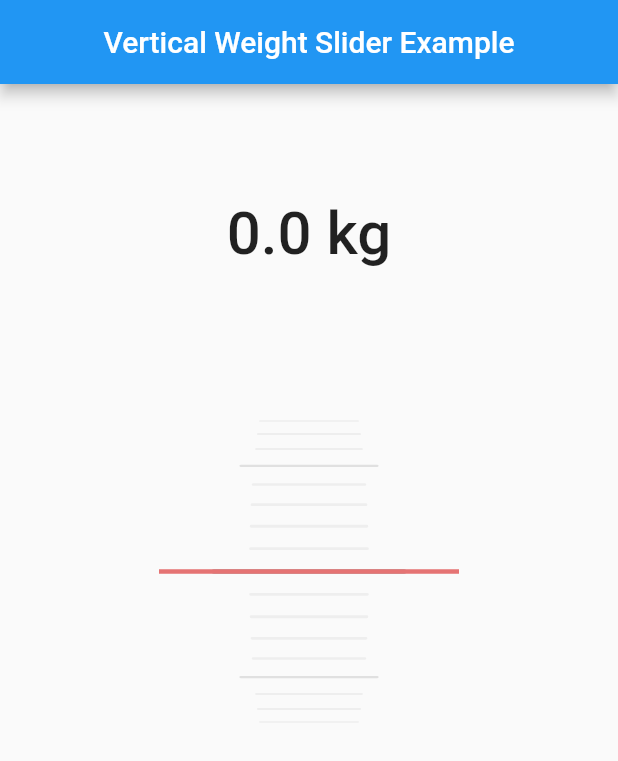
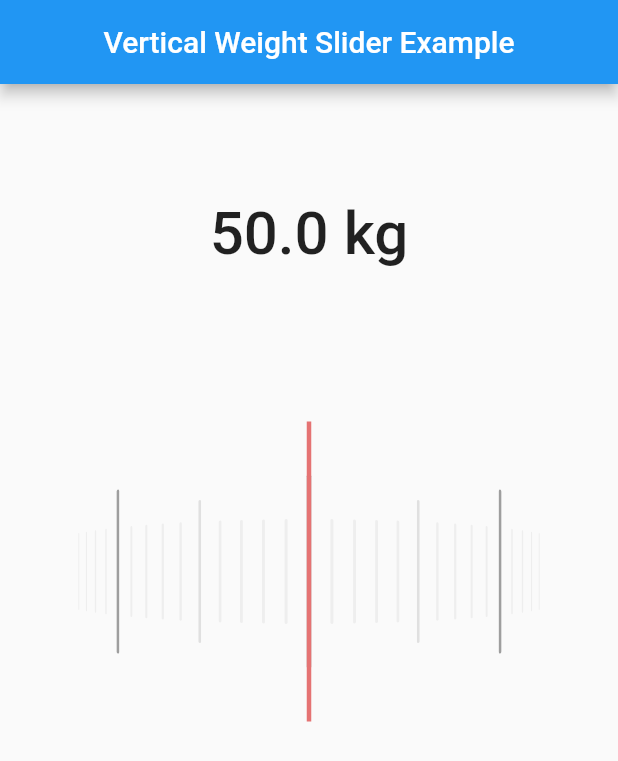
Before and after one commit to mincheol-shin/vertical_weight_slider, a Flutter app: the screen it shows after launch, on a phone screen of 412 x 824 dp. Shown: the top 761 px of the screen. Run offline on Flutter 3.47's test engine with Material 2 defaults, Android fonts, the phone set to English and light mode, and no system bars.

Commit message:
Update 2.1.0

```diff
--- a/example/lib/main.dart
+++ b/example/lib/main.dart
@@ -11,8 +11,22 @@ class MyApp extends StatefulWidget {
 }
 
 class _MyAppState extends State<MyApp> {
-  double weight = 0.0;
+  late FixedExtentScrollController _controller;
+  double _weight = 50.0;
+  @override
+  void initState() {
+    super.initState();
 
+    /// weight = weight * 10
+    /// ex) _controller.jumpToItem(50) = 5kg
+    _controller =  FixedExtentScrollController(initialItem: (_weight * 10).toInt());
+  }
+
+  @override
+  void dispose() {
+    _controller.dispose();
+    super.dispose();
+  }
   @override
   Widget build(BuildContext context) {
     return Scaffold(
@@ -20,33 +34,34 @@ class _MyAppState extends State<MyApp> {
         title: Text("Vertical Weight Slider Example"),
         centerTitle: true,
       ),
-      body: Container(
-        child: Column(
+      body: Column(
         children: [
           Container(
             height: 200.0,
             alignment: Alignment.center,
             child: Text(
-                "$weight kg",
+              "$_weight kg",
               style: TextStyle(fontSize: 40.0, fontWeight: FontWeight.w500),
             ),
           ),
           VerticalWeightSlider(
-              maximumWeight: 200,
-              initialWeight: 50,
-              gradationColor: [
+            controller: _controller,
+            maxWeight: 300,
+              isVertical: false,
+              config: PointerConfig(
+                colors:[
                   Colors.grey[500],
                   Colors.grey[300],
-                Colors.grey[200]
+                  Colors.grey[200],
                 ],
+              ),
             onChanged: (value) {
               setState(() {
-                  weight = value;
+                _weight = value;
               });
             },
-            )
+          ),
         ],
-        ),
       ),
     );
   }
--- a/example/pubspec.yaml
+++ b/example/pubspec.yaml
@@ -1,6 +1,6 @@
 name: vertical_weight_slider_example
 description: Demonstrates how to use the vertical_weight_slider plugin.
-version: 2.0.0
+version: 2.1.0
 # The following line prevents the package from being accidentally published to
 # pub.dev using `pub publish`. This is preferred for private packages.
 publish_to: 'none' # Remove this line if you wish to publish to pub.dev
--- /dev/null
+++ b/lib/src/pointer_config.dart
@@ -0,0 +1,22 @@
+import 'package:flutter/material.dart';
+
+class PointerConfig {
+  PointerConfig({
+    this.width = 130.0,
+    this.height = 3.0,
+    this.colors = const [Colors.grey, Colors.grey, Colors.grey],
+    this.gap = 30.0,
+  }) : assert(colors.length == 3);
+
+  /// If non-null, requires the child to have exactly this Width.
+  final double width;
+
+  /// If non-null, requires the child to have exactly this height.
+  final double height;
+
+  /// The color of the gradation.
+  List<Color?> colors;
+
+  /// Gap by Pointer Location.
+  final double gap;
+}
--- /dev/null
+++ b/lib/src/vertical_weight_slider_widget.dart
@@ -0,0 +1,94 @@
+import 'package:flutter/material.dart';
+import 'package:vertical_weight_slider/src/weight_pointer.dart';
+import 'pointer_config.dart';
+
+class VerticalWeightSlider extends StatelessWidget {
+  VerticalWeightSlider({
+    Key? key,
+    required this.controller,
+    this.minWeight = 0,
+    this.maxWeight = 300,
+    this.height = 250.0,
+    required this.config,
+    this.itemExtent = 15.0,
+    this.indicator,
+    required this.onChanged,
+    this.isVertical = true,
+  })  : assert(itemExtent >= 0),
+        assert(minWeight >= 0),
+        assert(maxWeight >= 0),
+        super(key: key);
+
+  /// A controller for scroll views whose items have the same size.
+  FixedExtentScrollController controller;
+
+  /// Minimum weight that the slider can be scrolled
+  final int minWeight;
+
+  /// Maximum weight that the slider can be scrolled
+  final int maxWeight;
+
+  /// If non-null, requires the child to have exactly this height.
+  final double height;
+
+  /// Pointer configuration
+  final PointerConfig config;
+
+  /// Size of each child in the main axis
+  final double itemExtent;
+
+  /// Describes the configuration for a vertical weight slider.
+  final Widget? indicator;
+
+  /// On optional listener that's called when the centered item changes.
+  final ValueChanged<double> onChanged;
+
+  /// A Boolean value that indicates whether the slider is vertical.
+  final bool isVertical;
+
+  @override
+  Widget build(BuildContext context) {
+    return NotificationListener<ScrollNotification>(
+      onNotification: (ScrollNotification notification) {
+        if (notification is ScrollUpdateNotification) {
+          onChanged(controller.selectedItem / 10);
+        }
+        return false;
+      },
+      child: SizedBox(
+        height: height,
+        child: RotatedBox(
+          quarterTurns: isVertical ? 0 : 1,
+          child: Stack(
+            alignment: Alignment.center,
+            children: [
+              ListWheelScrollView(
+                itemExtent: itemExtent,
+                diameterRatio: 3.0,
+                controller: controller,
+                physics: FixedExtentScrollPhysics(),
+                perspective: 0.01,
+                children: List<Widget>.generate(
+                  [for (int i = minWeight; i <= maxWeight * 10.0; i++) i].length,
+                  (index) => Center(
+                      child: index % 10 == 0
+                          ? WeightPointer(color: config.colors[0]!, width: config.width, height: config.height)
+                          : index % 5 == 0
+                              ? WeightPointer(color: config.colors[1]!, width: config.width - config.gap, height: config.height - 1)
+                              : WeightPointer(color: config.colors[2]!, width: config.width - (config.gap * 2), height: config.height - 1)),
+                ),
+              ),
+              indicator ??
+                  Container(
+                    height: 3.0,
+                    width: 200.0,
+                    alignment: Alignment.centerLeft,
+                    color: Colors.red[300],
+                  ),
+            ],
+          ),
+        ),
+      ),
+    );
+  }
+}
--- /dev/null
+++ b/lib/src/weight_pointer.dart
@@ -0,0 +1,31 @@
+import 'package:flutter/material.dart';
+
+class WeightPointer extends StatelessWidget {
+  WeightPointer({
+    Key? key,
+    this.width = 130.0,
+    this.height = 3.0,
+    this.color = Colors.grey,
+  }) : super(key: key);
+
+  /// If non-null, requires the child to have exactly this Width.
+  final double width;
+
+  /// If non-null, requires the child to have exactly this height.
+  final double height;
+
+  /// The color of the gradation.
+  final Color color;
+
+  @override
+  Widget build(BuildContext context) {
+    return Container(
+      height: height,
+      width: width,
+      decoration: BoxDecoration(
+        borderRadius: BorderRadius.circular(16.0),
+        color: color,
+      ),
+    );
+  }
+}
--- a/lib/vertical_weight_slider.dart
+++ b/lib/vertical_weight_slider.dart
@@ -1,142 +1,2 @@
-import 'package:flutter/material.dart';
-
-class VerticalWeightSlider extends StatefulWidget {
-  VerticalWeightSlider({
-    Key? key,
-    this.minimumWeight = 0,
-    this.maximumWeight = 300,
-    this.height = 250.0,
-    this.gradationWidth = 130.0,
-    this.gradationHeight = 3.0,
-    this.selectedGradation,
-    this.gradationColor = const [Colors.grey, Colors.grey, Colors.grey],
-    this.initialWeight = 0.0,
-    this.itemExtent = 15.0,
-    required this.onChanged,
-  })   : assert(itemExtent > 0),
-        super(key: key);
-
-  /// Minimum weight that the slider can be scrolled
-  final int minimumWeight;
-
-  /// Maximum weight that the slider can be scrolled
-  final int maximumWeight;
-
-  /// If non-null, requires the child to have exactly this height.
-  final double height;
-
-  /// If non-null, requires the child to have exactly this Width.
-  final double gradationWidth;
-
-  /// If non-null, requires the child to have exactly this height.
-  final double gradationHeight;
-
-  /// The initial weight.
-  final double initialWeight;
-
-  /// Size of each child in the main axis
-  final double itemExtent;
-
-  /// Describes the configuration for a vertical weight slider.
-  final Widget? selectedGradation;
-
-  /// On optional listener that's called when the centered item changes.
-  final ValueChanged<double> onChanged;
-
-  /// The color of the gradation.
-  final List<Color?> gradationColor;
-
-  @override
-  _VerticalWeightSliderState createState() => _VerticalWeightSliderState();
-}
-
-class _VerticalWeightSliderState extends State<VerticalWeightSlider> {
-  late FixedExtentScrollController _controller;
-  late List weight;
-
-  @override
-  void initState() {
-    super.initState();
-    weight = [
-      for (int i = widget.minimumWeight; i <= widget.maximumWeight * 10.0; i++)
-        i
-    ];
-    _controller = FixedExtentScrollController(
-        initialItem: (widget.initialWeight * 10).toInt());
-  }
-
-  @override
-  void dispose() {
-    _controller.dispose();
-    super.dispose();
-  }
-
-  @override
-  Widget build(BuildContext context) {
-    return NotificationListener<ScrollNotification>(
-      onNotification: (ScrollNotification notification) {
-        if (notification is ScrollUpdateNotification) {
-          widget.onChanged(_controller.selectedItem / 10);
-        }
-        return false;
-      },
-      child: SizedBox(
-        height: widget.height,
-        child: Stack(
-          alignment: Alignment.center,
-          children: [
-            ListWheelScrollView(
-              itemExtent: widget.itemExtent,
-              diameterRatio: 3.0,
-              controller: _controller,
-              physics: FixedExtentScrollPhysics(),
-              perspective: 0.01,
-              children: List<Widget>.generate(
-                [
-                  for (int i = widget.minimumWeight;
-                      i <= widget.maximumWeight * 10.0;
-                      i++)
-                    i
-                ].length,
-                (index) => Center(
-                    child: index % 10 == 0
-                        ? gradation(
-                            color: widget.gradationColor[0]!,
-                            width: widget.gradationWidth,
-                            height: widget.gradationHeight)
-                        : index % 5 == 0
-                            ? gradation(
-                                color: widget.gradationColor[1]!,
-                                width: widget.gradationWidth - 30.0,
-                                height: widget.gradationHeight - 1)
-                            : gradation(
-                                color: widget.gradationColor[2]!,
-                                width: widget.gradationWidth - 50.0,
-                                height: widget.gradationHeight - 1)),
-              ),
-            ),
-            widget.selectedGradation ??
-                Container(
-                  height: 3.0,
-                  width: 200.0,
-                  alignment: Alignment.centerLeft,
-                  color: Colors.red[300],
-                ),
-          ],
-        ),
-      ),
-    );
-  }
-
-  Widget gradation(
-      {required Color color, required double width, required double height}) {
-    return Container(
-      height: height,
-      width: width,
-      decoration: BoxDecoration(
-        borderRadius: BorderRadius.circular(16.0),
-        color: color,
-      ),
-    );
-  }
-}
+export 'src/vertical_weight_slider_widget.dart';
+export 'src/pointer_config.dart';
--- a/pubspec.yaml
+++ b/pubspec.yaml
@@ -1,6 +1,6 @@
 name: vertical_weight_slider
 description: This package provides easy-to-use and scrollable vertical weight slider. Compatible with Android & iOS & Web.
-version: 2.0.0
+version: 2.1.0
 homepage: https://github.com/mincheol-shin/vertical_weight_slider
 
 environment:
```
Also changed, not shown: example/pubspec.lock, pubspec.lock, 1 other file. Lines whose indentation alone changed are shown as unchanged.
